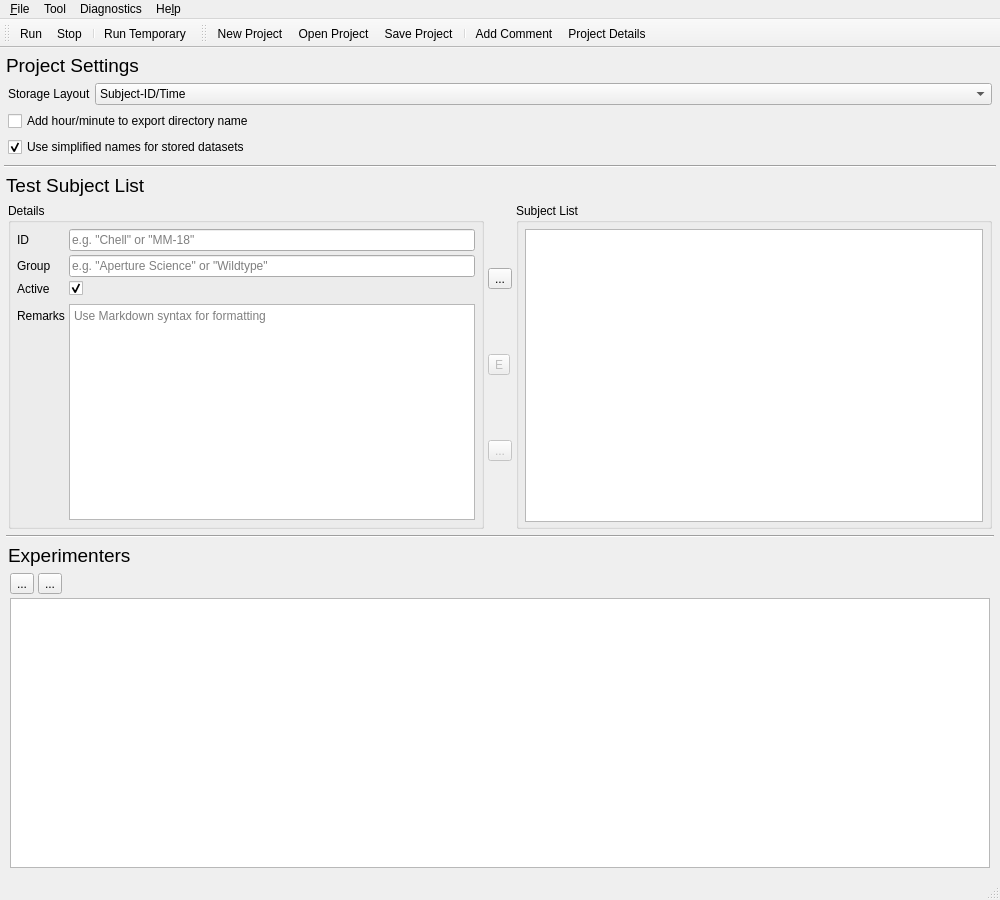
Qt form src/mainwindow.ui (syntalos/syntalos) before a commit.
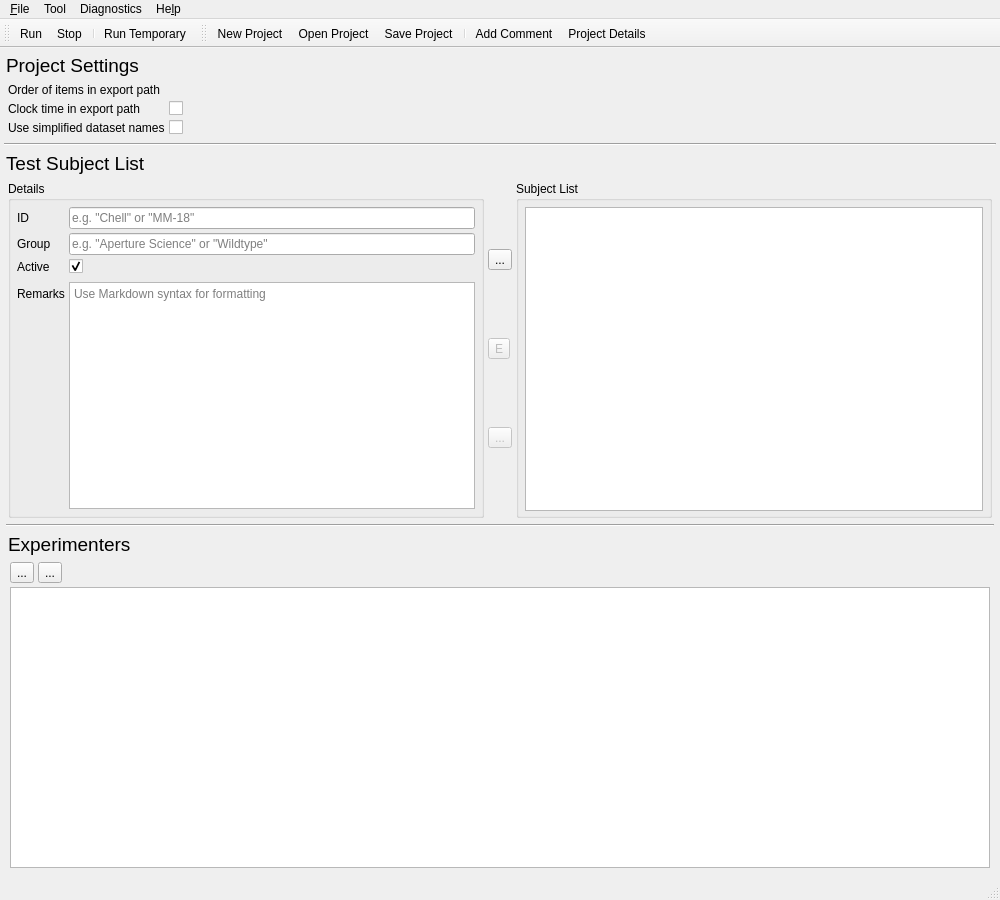
The same form after that commit. The open tabs and pages were chosen to show the change. Icons and pictures are not drawn. Custom widgets are drawn as their Qt base class.

Commit message: Allow user to set arbitrary export path component order

The edit to the form file:
```diff
--- a/src/mainwindow.ui
+++ b/src/mainwindow.ui
@@ -763,51 +763,73 @@
                 <item row="0" column="0">
                  <widget class="QLabel" name="exportDirOrderLabel">
                   <property name="text">
-                   <string>Storage Layout</string>
+                   <string>Order of items in export path</string>
                   </property>
                  </widget>
                 </item>
                 <item row="0" column="1">
-                 <widget class="QComboBox" name="exportDirOrderComboBox">
+                 <widget class="ChipOrderWidget" name="exportDirOrderWidget" native="true">
                   <property name="enabled">
                    <bool>true</bool>
                   </property>
-                  <item>
-                   <property name="text">
-                    <string>Subject-ID/Time</string>
-                   </property>
-                  </item>
-                  <item>
+                  <property name="sizePolicy">
+                   <sizepolicy hsizetype="MinimumExpanding" vsizetype="Fixed">
+                    <horstretch>0</horstretch>
+                    <verstretch>0</verstretch>
+                   </sizepolicy>
+                  </property>
+                  <property name="minimumSize">
+                   <size>
+                    <width>0</width>
+                    <height>0</height>
+                   </size>
+                  </property>
+                  <property name="maximumSize">
+                   <size>
+                    <width>16777215</width>
+                    <height>30</height>
+                   </size>
+                  </property>
+                  <property name="toolTip">
+                   <string>Drag items to reorder the export directory path components.</string>
+                  </property>
+                 </widget>
+                </item>
+                <item row="1" column="0">
+                 <widget class="QLabel" name="addClockTimeToExportDirLabel">
+                  <property name="toolTip">
+                   <string/>
+                  </property>
                    <property name="text">
-                    <string>Time/Subject-ID</string>
-                   </property>
-                  </item>
+                   <string>Clock time in export path</string>
+                  </property>
                  </widget>
                 </item>
-               </layout>
-              </item>
-              <item>
+                <item row="1" column="1">
                <widget class="QCheckBox" name="cbClockTimeInExportDir">
-                <property name="enabled">
-                 <bool>true</bool>
+                  <property name="toolTip">
+                   <string>Include hours/minutes in export directory name, not just the current date</string>
+                  </property>
+                 </widget>
+                </item>
+                <item row="2" column="0">
+                 <widget class="QLabel" name="simplifiedStorageNamesLabel">
+                  <property name="toolTip">
+                   <string/>
                 </property>
                 <property name="text">
-                 <string>Add hour/minute to export directory name</string>
+                   <string>Use simplified dataset names</string>
                 </property>
                </widget>
               </item>
-              <item>
+                <item row="2" column="1">
                <widget class="QCheckBox" name="cbSimpleStorageNames">
                 <property name="toolTip">
-                 <string>&lt;html&gt;&lt;head/&gt;&lt;body&gt;&lt;p&gt;Simplify the names of datasets that are saved to disk, e.g. they will be lowercased, some characters may be replaced and no whitespaces will be used.&lt;/p&gt;&lt;/body&gt;&lt;/html&gt;</string>
-                </property>
-                <property name="text">
-                 <string>Use simplified names for stored datasets</string>
-                </property>
-                <property name="checked">
-                 <bool>true</bool>
-                </property>
-               </widget>
+                   <string>Simplify the names of datasets that are saved to disk, e.g. they will be lowercased, some characters may be replaced and no whitespaces will be used.</string>
+                  </property>
+                 </widget>
+                </item>
+               </layout>
               </item>
              </layout>
             </widget>
@@ -1612,6 +1634,11 @@
  </widget>
  <layoutdefault spacing="6" margin="11"/>
  <customwidgets>
+  <customwidget>
+   <class>ChipOrderWidget</class>
+   <extends>QWidget</extends>
+   <header>chiporderwidget.h</header>
+  </customwidget>
   <customwidget>
    <class>ElidedLabel</class>
    <extends>QLabel</extends>
```
Lines whose indentation alone changed are shown as unchanged. The commit also changes 9 other files.
